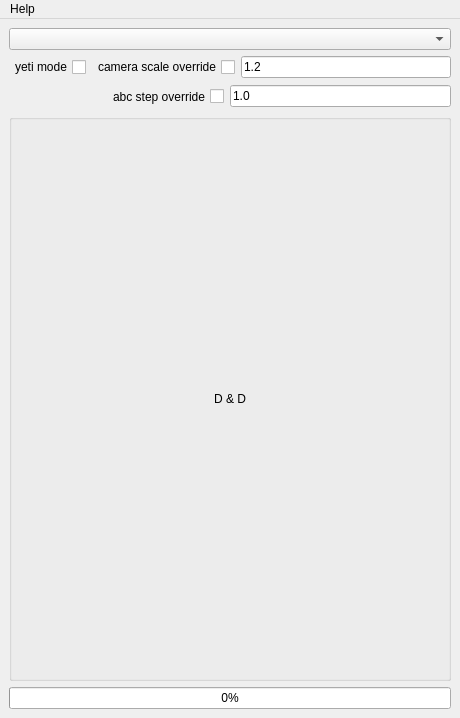
The window that gui.ui (yocineman/charaExporter) describes before a commit, drawn with Qt 5.
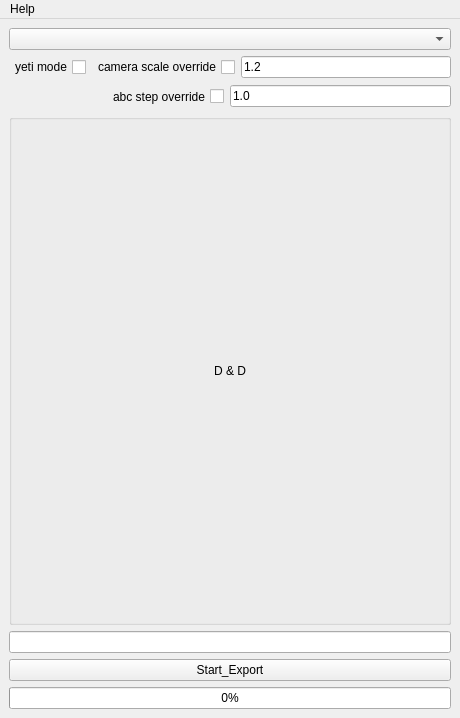
The same window after the commit.

```diff
--- a/gui.ui
+++ b/gui.ui
@@ -143,6 +143,16 @@
       </layout>
      </widget>
     </item>
+    <item>
+     <widget class="QLineEdit" name="pass_line"/>
+    </item>
+    <item>
+     <widget class="QPushButton" name="start_button">
+      <property name="text">
+       <string>Start_Export</string>
+      </property>
+     </widget>
+    </item>
     <item>
      <widget class="QProgressBar" name="progressBar">
       <property name="value">
```
